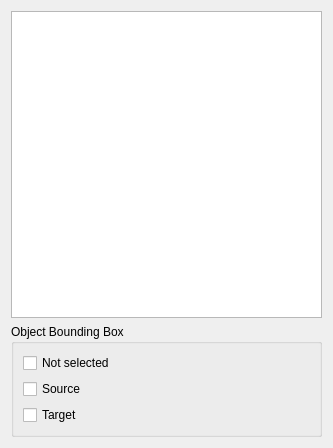
The window that Plugin-Datacontrol/toolbox.ui (ShenRen/OpenFlipper) describes before a commit, drawn with Qt 5.
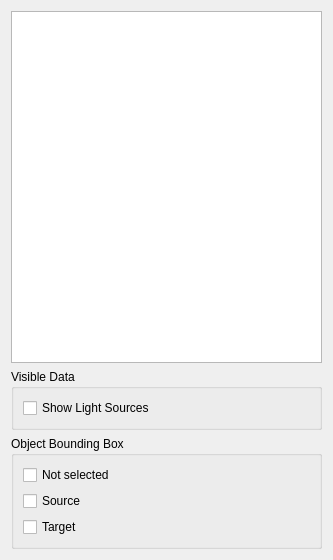
The same window after the commit.

Commit message: Added checkbox to hide light sources

What changed in the file:
```diff
--- a/Plugin-Datacontrol/toolbox.ui
+++ b/Plugin-Datacontrol/toolbox.ui
@@ -7,7 +7,7 @@
     <x>0</x>
     <y>0</y>
     <width>333</width>
-    <height>448</height>
+    <height>560</height>
    </rect>
   </property>
   <property name="windowTitle">
@@ -36,6 +36,22 @@
      </property>
     </widget>
    </item>
+   <item>
+    <widget class="QGroupBox" name="groupBox_2">
+     <property name="title">
+      <string>Visible Data</string>
+     </property>
+     <layout class="QVBoxLayout" name="verticalLayout_4">
+      <item>
+       <widget class="QCheckBox" name="lightSources">
+        <property name="text">
+         <string>Show Light Sources</string>
+        </property>
+       </widget>
+      </item>
+     </layout>
+    </widget>
+   </item>
    <item>
     <widget class="QGroupBox" name="groupBox">
      <property name="title">
```
